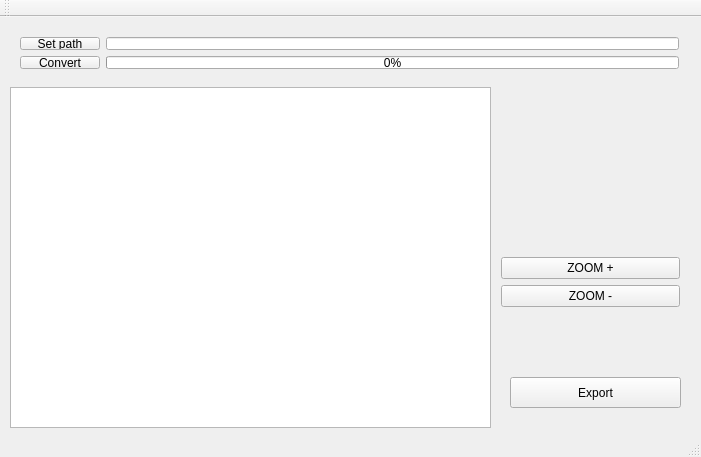
bloodi11/3dMTC, file mainwindow.ui: the form before one commit.
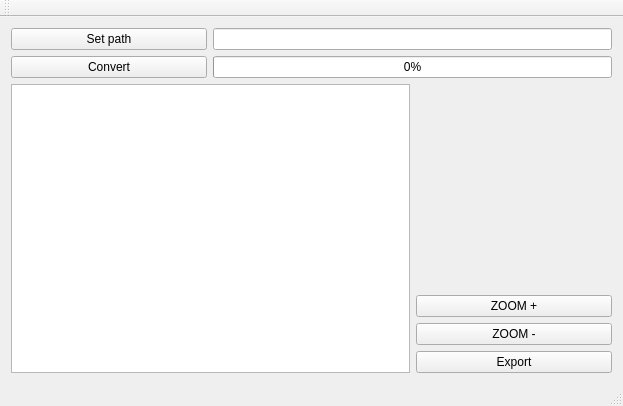
The form after the commit. Custom widgets are drawn as their Qt base class.

```diff
--- a/mainwindow.ui
+++ b/mainwindow.ui
@@ -6,8 +6,8 @@
    <rect>
     <x>0</x>
     <y>0</y>
-    <width>701</width>
-    <height>457</height>
+    <width>623</width>
+    <height>406</height>
    </rect>
   </property>
   <property name="windowTitle">
@@ -17,100 +17,67 @@
    <property name="enabled">
     <bool>true</bool>
    </property>
+   <layout class="QGridLayout" name="gridLayout_2">
+    <item row="0" column="0">
+     <layout class="QGridLayout" name="gridLayout">
+      <item row="2" column="2">
+       <widget class="MyGLWidget" name="myGLWidget" native="true"/>
+      </item>
+      <item row="5" column="2">
    <widget class="QPushButton" name="pushButton_4">
-    <property name="geometry">
-     <rect>
-      <x>510</x>
-      <y>360</y>
-      <width>171</width>
-      <height>31</height>
-     </rect>
-    </property>
     <property name="text">
      <string>Export</string>
     </property>
    </widget>
-   <widget class="QTextEdit" name="textEdit">
-    <property name="geometry">
-     <rect>
-      <x>10</x>
-      <y>70</y>
-      <width>481</width>
-      <height>341</height>
-     </rect>
-    </property>
-   </widget>
-   <widget class="QWidget" name="">
-    <property name="geometry">
-     <rect>
-      <x>9</x>
-      <y>9</y>
-      <width>681</width>
-      <height>54</height>
-     </rect>
-    </property>
-    <layout class="QFormLayout" name="formLayout">
-     <item row="0" column="0">
-      <widget class="QPushButton" name="pushButton">
+      </item>
+      <item row="4" column="2">
+       <widget class="QPushButton" name="zoomMinus_button">
        <property name="text">
-        <string>Set path</string>
+         <string>ZOOM -</string>
        </property>
       </widget>
      </item>
-     <item row="0" column="1">
+      <item row="0" column="1" colspan="2">
       <widget class="QLineEdit" name="pathLineEdit">
        <property name="text">
         <string/>
        </property>
       </widget>
      </item>
-     <item row="1" column="0">
-      <widget class="QPushButton" name="pushButton_2">
+      <item row="2" column="0" rowspan="4" colspan="2">
+       <widget class="QTextEdit" name="textEdit"/>
+      </item>
+      <item row="0" column="0">
+       <widget class="QPushButton" name="button_setPath">
        <property name="text">
-        <string>Convert</string>
+         <string>Set path</string>
        </property>
       </widget>
      </item>
-     <item row="1" column="1">
+      <item row="1" column="1" colspan="2">
       <widget class="QProgressBar" name="progressBar">
        <property name="value">
         <number>0</number>
        </property>
       </widget>
      </item>
-    </layout>
-   </widget>
-   <widget class="QWidget" name="">
-    <property name="geometry">
-     <rect>
-      <x>490</x>
-      <y>70</y>
-      <width>201</width>
-      <height>231</height>
-     </rect>
-    </property>
-    <layout class="QVBoxLayout" name="verticalLayout">
-     <item>
-      <widget class="MyGLWidget" name="myGLWidget" native="true">
-       <zorder>pushButton_4</zorder>
-      </widget>
-     </item>
-     <item>
-      <widget class="QPushButton" name="pushButton_3">
+      <item row="1" column="0">
+       <widget class="QPushButton" name="pushButton_2">
+        <property name="text">
+         <string>Convert</string>
+        </property>
+       </widget>
+      </item>
+      <item row="3" column="2">
+       <widget class="QPushButton" name="zoomPlus_button">
        <property name="text">
         <string>ZOOM +</string>
        </property>
       </widget>
      </item>
-     <item>
-      <widget class="QPushButton" name="pushButton_5">
-       <property name="text">
-        <string>ZOOM -</string>
-       </property>
-      </widget>
-     </item>
-    </layout>
-   </widget>
+     </layout>
+    </item>
+   </layout>
   </widget>
   <widget class="QMenuBar" name="menuBar">
    <property name="geometry">
```
Left out of the diff: 4 changed lines with no effect on the pictures. Lines whose indentation alone changed are shown as unchanged.
